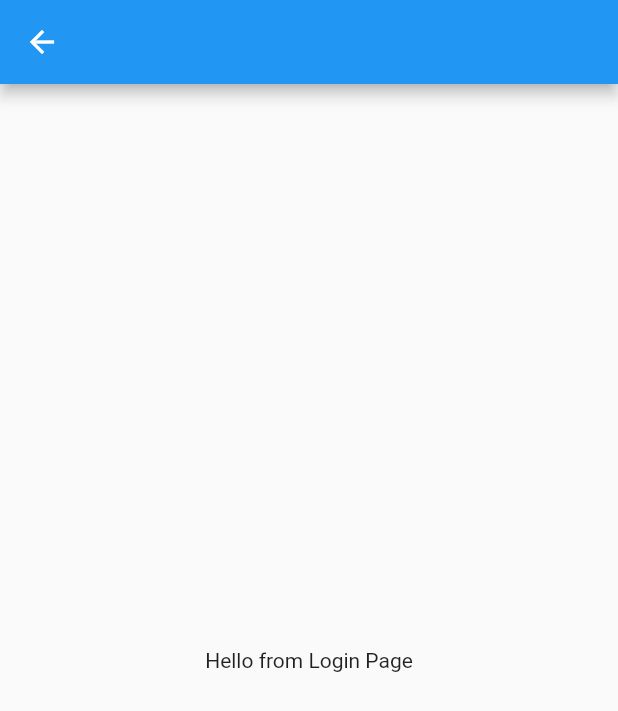
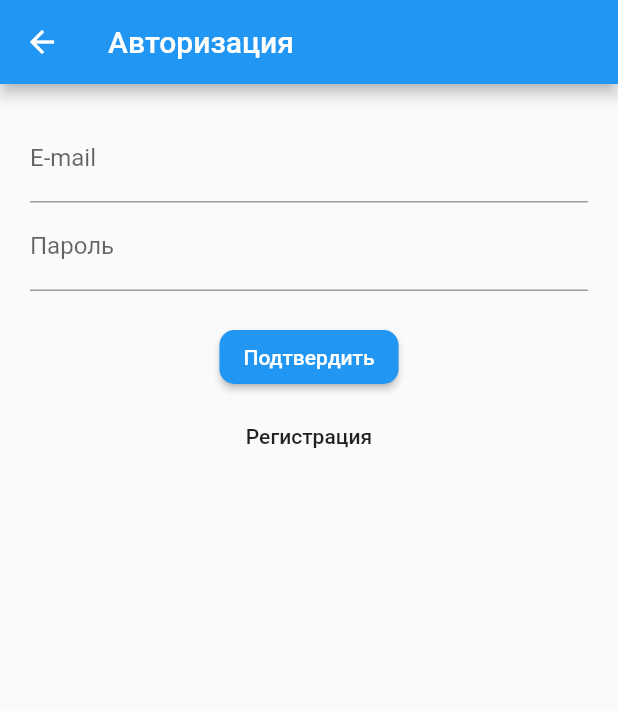
Before and after one commit to michael15346/AG_WORK, a Flutter app: the screen it shows after launch, after a tap on the "menu" icon, after a tap on "Авторизация", on a phone screen of 412 x 824 dp. Shown: the top 711 px of the screen. Run offline on Flutter 3.47's test engine with Material 2 defaults, Android fonts, the phone set to English and light mode, and no system bars; our stand-ins replace equatable, flutter_bloc, flutter_map, latlong.

Commit message:
Added login cubit

```diff
--- /dev/null
+++ b/lib/pages/login/cubit/login_cubit.dart
@@ -0,0 +1,18 @@
+import 'package:equatable/equatable.dart';
+import 'package:flutter_bloc/flutter_bloc.dart';
+
+part 'login_state.dart';
+
+class LoginCubit extends Cubit<LoginState> {
+  LoginCubit() : super(LoginInitial());
+
+  Future<void> logIn(Map<String, dynamic> data) async {
+    emit(LoginLoading(message: 'Авторизация...'));
+    try {
+      await Future.delayed(Duration(seconds: 3));
+      emit(LoginSuccess());
+    } catch (e) {
+      emit(LoginFailed());
+    }
+  }
+}
--- /dev/null
+++ b/lib/pages/login/cubit/login_state.dart
@@ -0,0 +1,19 @@
+part of 'login_cubit.dart';
+
+abstract class LoginState extends Equatable {
+  @override
+  List<Object> get props => [];
+}
+
+class LoginInitial extends LoginState {}
+
+class LoginSuccess extends LoginState {}
+
+class LoginLoading extends LoginState {
+  final String message;
+  LoginLoading({this.message});
+  @override
+  List<Object> get props => [message];
+}
+
+class LoginFailed extends LoginState {}
--- a/lib/pages/login/login.dart
+++ b/lib/pages/login/login.dart
@@ -1 +1,2 @@
 export 'view/view.dart';
+export 'cubit/login_cubit.dart';
--- a/lib/pages/login/view/login_form.dart
+++ b/lib/pages/login/view/login_form.dart
@@ -1,4 +1,7 @@
 import 'package:flutter/material.dart';
+import 'package:flutter_bloc/flutter_bloc.dart';
+
+import '../login.dart';
 
 class LoginForm extends StatefulWidget {
   @override
@@ -6,11 +9,79 @@ class LoginForm extends StatefulWidget {
 }
 
 class _LoginFormState extends State<LoginForm> {
+  TextEditingController _emailController, _passwordController;
+  LoginCubit _loginCubit;
+  @override
+  void initState() {
+    _emailController = TextEditingController();
+    _passwordController = TextEditingController();
+    _loginCubit = BlocProvider.of<LoginCubit>(context);
+    super.initState();
+  }
+
   @override
   Widget build(BuildContext context) {
-    return Container(
-      alignment: Alignment.center,
-      child: Text('Hello from Login Page'),
+    return BlocConsumer<LoginCubit, LoginState>(
+      cubit: _loginCubit,
+      listener: (BuildContext context, LoginState state) async {
+        if (state is LoginLoading) _showSnackBar(state.message, showProgress: true);
+        if (state is LoginSuccess) {
+          _showSnackBar('Авторизация прошла успешно!');
+          await Future.delayed(Duration(seconds: 3));
+          Navigator.pop(context);
+        }
+        if (state is LoginFailed) _showSnackBar('Ошибка авторизации');
+      },
+      builder: (context, state) {
+        return Container(
+          margin: EdgeInsets.only(top: 20, left: 20, right: 20),
+          child: Column(
+            children: [
+              TextFormField(
+                controller: _emailController,
+                decoration: InputDecoration(labelText: 'E-mail', hintText: 'example@mail.com'),
+              ),
+              TextFormField(
+                controller: _passwordController,
+                decoration: InputDecoration(labelText: 'Пароль'),
+                obscureText: true,
+              ),
+              SizedBox(height: 20),
+              RaisedButton(
+                onPressed: () => _loginCubit
+                    .logIn({'email': _emailController.text, 'password': _passwordController.text}),
+                shape: RoundedRectangleBorder(borderRadius: BorderRadius.circular(10)),
+                color: Theme.of(context).primaryColor,
+                child: Text(
+                  'Подтвердить',
+                  style: TextStyle(color: Colors.white),
+                ),
+              ),
+              SizedBox(height: 5),
+              FlatButton(
+                onPressed: () {},
+                child: Text(
+                  'Регистрация',
+                ),
+              ),
+            ],
+          ),
+        );
+      },
     );
   }
+
+  _showSnackBar(String text, {bool showProgress = false}) {
+    final snackBar = SnackBar(
+      content: Row(
+        mainAxisAlignment: MainAxisAlignment.spaceBetween,
+        children: [
+          Text(text),
+          if (showProgress) CircularProgressIndicator(),
+        ],
+      ),
+      backgroundColor: Colors.grey,
+    );
+    Scaffold.of(context).showSnackBar(snackBar);
+  }
 }
--- a/lib/pages/login/view/login_page.dart
+++ b/lib/pages/login/view/login_page.dart
@@ -1,5 +1,8 @@
-import 'package:ag_work/pages/login/view/login_form.dart';
 import 'package:flutter/material.dart';
+
+import 'package:flutter_bloc/flutter_bloc.dart';
+
+import '../login.dart';
 
 class LoginPage extends StatefulWidget {
   @override
@@ -10,8 +13,11 @@ class _LoginPageState extends State<LoginPage> {
   @override
   Widget build(BuildContext context) {
     return Scaffold(
-      appBar: AppBar(),
-      body: LoginForm(),
+      appBar: AppBar(title: Text('Авторизация')),
+      body: BlocProvider(
+        create: (context) => LoginCubit(),
+        child: LoginForm(),
+      ),
     );
   }
 }
```
Also changed, not shown: pubspec.yaml (+12 -9 lines), pubspec.lock.
